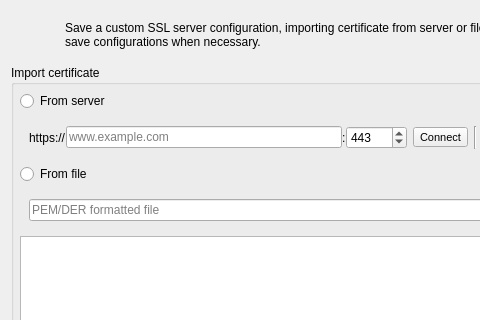
Above: src/ui/auth/qgsauthsslimportdialog.ui from qgis/QGIS before the change; both pictures show x 0 to 480 and y 0 to 320 of the 617 by 710 pixel window. Below: the same form after it.
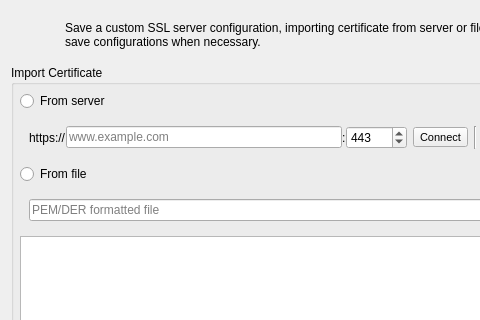
That is the form after the change. Custom widgets are drawn as their Qt base class.

```diff
--- a/src/ui/auth/qgsauthsslimportdialog.ui
+++ b/src/ui/auth/qgsauthsslimportdialog.ui
@@ -69,7 +69,7 @@
        </sizepolicy>
       </property>
       <property name="title">
-       <string>Import certificate</string>
+       <string>Import Certificate</string>
       </property>
       <layout class="QVBoxLayout" name="verticalLayout_3">
        <property name="spacing">
```
